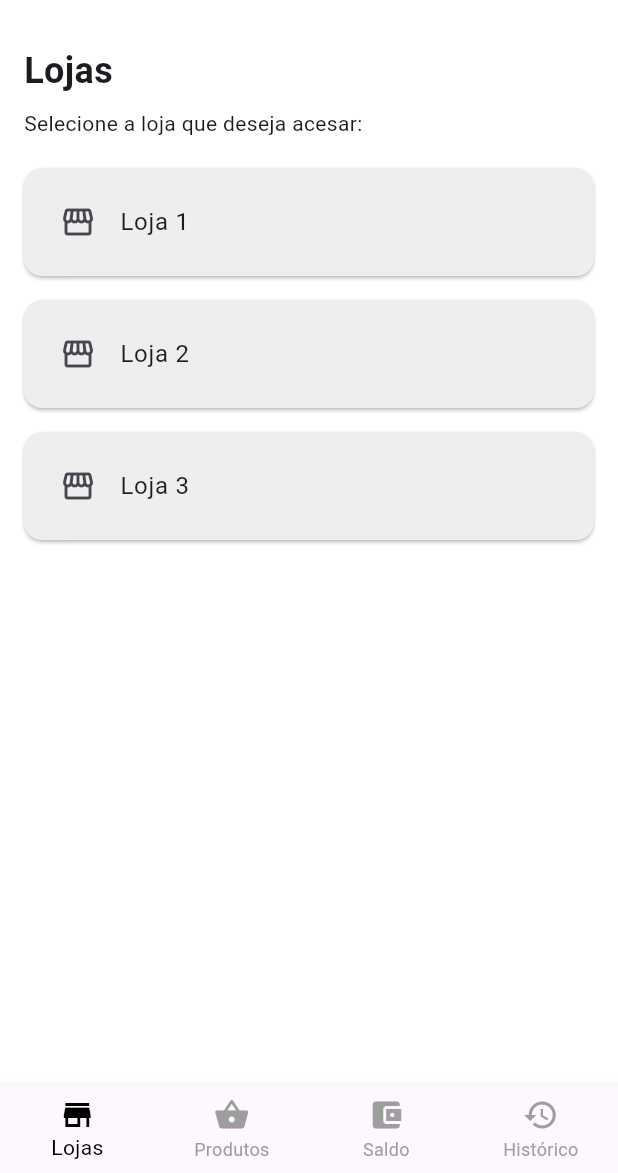
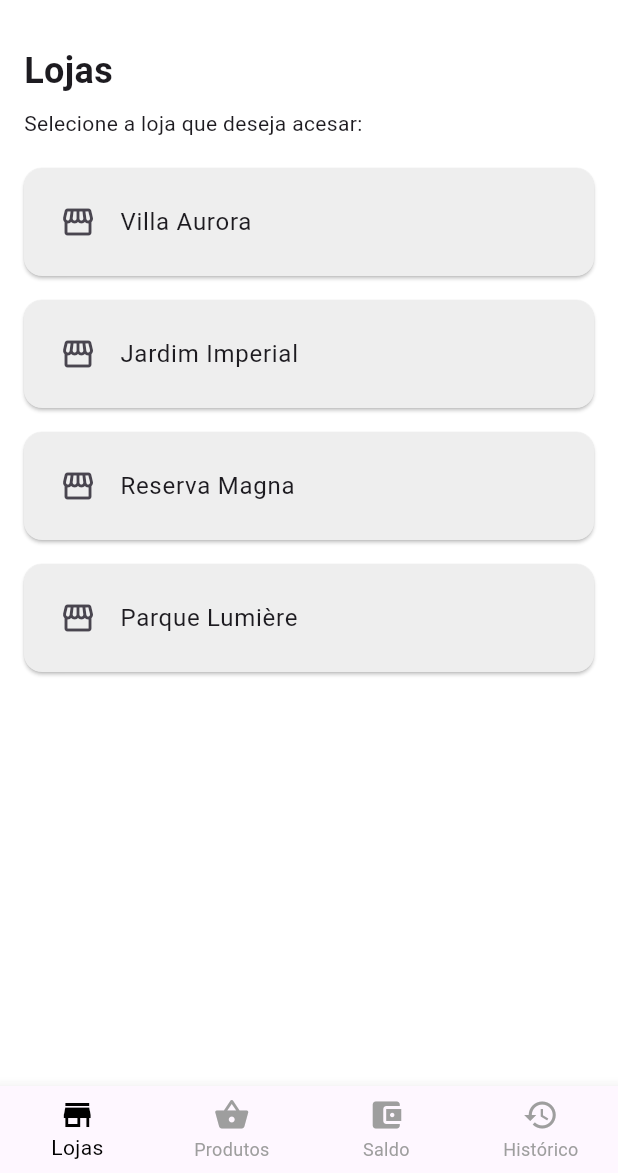
Before and after one commit to caio-pellegrini/appmarket, a Flutter app: the screen it shows after launch, on a phone screen of 412 x 824 dp, the part 63-1236 px from its top. Run offline on Flutter 3.47's test engine with Material 3 defaults, Android fonts, the phone set to English and light mode, and no system bars.

```diff
--- a/lib/main.dart
+++ b/lib/main.dart
@@ -37,7 +37,7 @@ class _HomePageState extends State<HomePage> {
   int _paginaAtual = 0;
 
   final List<Widget> _paginas = [
-    const LojasPage(),
+    LojasPage(),
     const ProdutosPage(),
     const SaldoPage(),
     HistoricoPage(),
--- /dev/null
+++ b/lib/mock/mock_lojas.dart
@@ -0,0 +1,8 @@
+import 'package:appmarket/models/loja_model.dart';
+
+final List<Loja> mockLojas = [
+  Loja(nome: 'Villa Aurora'),
+  Loja(nome: 'Jardim Imperial'),
+  Loja(nome: 'Reserva Magna'),
+  Loja(nome: 'Parque Lumière'),
+];
--- /dev/null
+++ b/lib/models/loja_model.dart
@@ -0,0 +1,7 @@
+class Loja {
+  final String nome;
+
+  Loja({
+    required this.nome,
+  });
+}
--- a/lib/pages/lojas_page.dart
+++ b/lib/pages/lojas_page.dart
@@ -1,7 +1,10 @@
 import 'package:flutter/material.dart';
+import 'package:appmarket/mock/mock_lojas.dart';
 
 class LojasPage extends StatelessWidget {
-  const LojasPage({super.key});
+  LojasPage({super.key});
+
+  final lojas = mockLojas;
 
   @override
   Widget build(BuildContext context) {
@@ -20,8 +23,9 @@ class LojasPage extends StatelessWidget {
             const SizedBox(height: 20),
             Expanded(
               child: ListView.builder(
-                itemCount: 3,
+                itemCount: lojas.length,
                 itemBuilder: (context, index) {
+                  final loja = lojas[index];
                   return Card(
                     color: Colors.grey[200],
                     margin: const EdgeInsets.only(bottom: 16.0),
@@ -30,7 +34,7 @@ class LojasPage extends StatelessWidget {
                       child: ListTile(
                         leading: const Icon(Icons.storefront),
                         title: Text(
-                          'Loja ${index + 1}',
+                          loja.nome,
                           style: TextStyle(fontSize: 16),
                         ),
                         onTap: () {},
```
